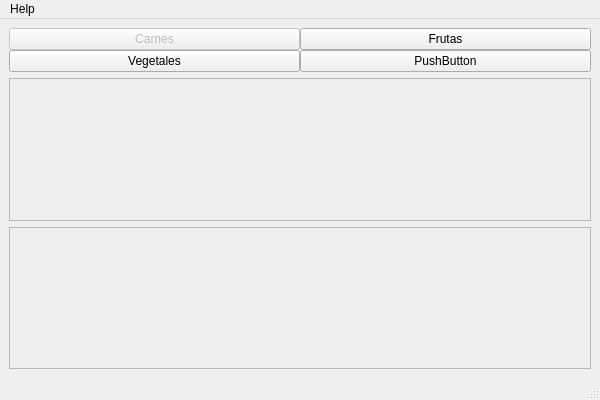
Old version of the form ui/vista_usuario.ui in the repository RyanG300/tarea-leanguajes-3.
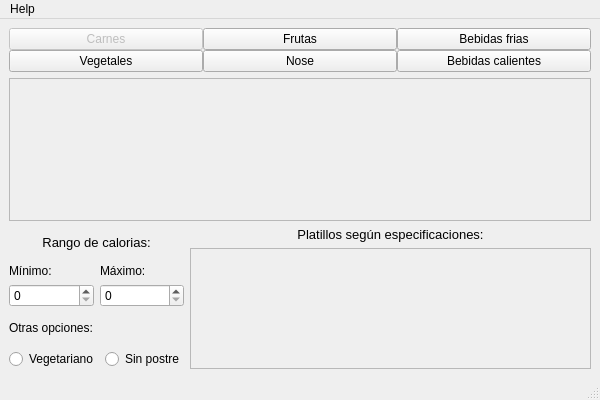
New version of the form.

What changed in the file:
```diff
--- a/ui/vista_usuario.ui
+++ b/ui/vista_usuario.ui
@@ -20,24 +20,10 @@
       <property name="spacing">
        <number>0</number>
       </property>
-      <item row="1" column="0">
-       <widget class="QPushButton" name="vegetalesButton">
-        <property name="text">
-         <string>Vegetales</string>
-        </property>
-       </widget>
-      </item>
-      <item row="0" column="1">
-       <widget class="QPushButton" name="frutasButton">
-        <property name="text">
-         <string>Frutas</string>
-        </property>
-       </widget>
-      </item>
       <item row="1" column="1">
        <widget class="QPushButton" name="pushButton">
         <property name="text">
-         <string>PushButton</string>
+         <string>Nose</string>
         </property>
        </widget>
       </item>
@@ -51,6 +37,34 @@
         </property>
        </widget>
       </item>
+      <item row="1" column="0">
+       <widget class="QPushButton" name="vegetalesButton">
+        <property name="text">
+         <string>Vegetales</string>
+        </property>
+       </widget>
+      </item>
+      <item row="0" column="1">
+       <widget class="QPushButton" name="frutasButton">
+        <property name="text">
+         <string>Frutas</string>
+        </property>
+       </widget>
+      </item>
+      <item row="0" column="2">
+       <widget class="QPushButton" name="bebidasFriasButton">
+        <property name="text">
+         <string>Bebidas frias</string>
+        </property>
+       </widget>
+      </item>
+      <item row="1" column="2">
+       <widget class="QPushButton" name="bebidasCalientesButton">
+        <property name="text">
+         <string>Bebidas calientes</string>
+        </property>
+       </widget>
+      </item>
      </layout>
     </item>
     <item>
@@ -78,21 +92,116 @@
      </widget>
     </item>
     <item>
-     <widget class="QScrollArea" name="scrollArea_2">
-      <property name="widgetResizable">
-       <bool>true</bool>
-      </property>
-      <widget class="QWidget" name="scrollAreaWidgetContents_2">
-       <property name="geometry">
-        <rect>
-         <x>0</x>
-         <y>0</y>
-         <width>580</width>
-         <height>138</height>
-        </rect>
-       </property>
-      </widget>
-     </widget>
+     <layout class="QHBoxLayout" name="horizontalLayout_2">
+      <item>
+       <layout class="QVBoxLayout" name="verticalLayout_5">
+        <item>
+         <widget class="QLabel" name="label">
+          <property name="font">
+           <font>
+            <pointsize>10</pointsize>
+           </font>
+          </property>
+          <property name="text">
+           <string>Rango de calorias:</string>
+          </property>
+          <property name="alignment">
+           <set>Qt::AlignCenter</set>
+          </property>
+         </widget>
+        </item>
+        <item>
+         <layout class="QGridLayout" name="gridLayout_2">
+          <item row="1" column="1">
+           <widget class="QSpinBox" name="maxSpinBox"/>
+          </item>
+          <item row="1" column="0">
+           <widget class="QSpinBox" name="minSpinBox"/>
+          </item>
+          <item row="0" column="0">
+           <widget class="QLabel" name="label_4">
+            <property name="text">
+             <string>Mínimo:</string>
+            </property>
+           </widget>
+          </item>
+          <item row="0" column="1">
+           <widget class="QLabel" name="label_5">
+            <property name="text">
+             <string>Máximo:</string>
+            </property>
+           </widget>
+          </item>
+         </layout>
+        </item>
+        <item>
+         <widget class="QLabel" name="label_2">
+          <property name="text">
+           <string>Otras opciones:</string>
+          </property>
+         </widget>
+        </item>
+        <item>
+         <layout class="QHBoxLayout" name="horizontalLayout_4">
+          <item>
+           <widget class="QRadioButton" name="vegetarianoRadioButton">
+            <property name="text">
+             <string>Vegetariano</string>
+            </property>
+           </widget>
+          </item>
+          <item>
+           <widget class="QRadioButton" name="sinPostreRadioButton">
+            <property name="text">
+             <string>Sin postre</string>
+            </property>
+           </widget>
+          </item>
+         </layout>
+        </item>
+       </layout>
+      </item>
+      <item>
+       <layout class="QVBoxLayout" name="verticalLayout_4">
+        <item>
+         <widget class="QLabel" name="label_3">
+          <property name="font">
+           <font>
+            <pointsize>10</pointsize>
+            <weight>50</weight>
+            <italic>false</italic>
+            <bold>false</bold>
+            <underline>false</underline>
+           </font>
+          </property>
+          <property name="text">
+           <string>Platillos según especificaciones:</string>
+          </property>
+          <property name="alignment">
+           <set>Qt::AlignCenter</set>
+          </property>
+         </widget>
+        </item>
+        <item>
+         <widget class="QScrollArea" name="scrollAreaPlatillos">
+          <property name="widgetResizable">
+           <bool>true</bool>
+          </property>
+          <widget class="QWidget" name="scrollAreaWidgetContents_4">
+           <property name="geometry">
+            <rect>
+             <x>0</x>
+             <y>0</y>
+             <width>408</width>
+             <height>112</height>
+            </rect>
+           </property>
+          </widget>
+         </widget>
+        </item>
+       </layout>
+      </item>
+     </layout>
     </item>
    </layout>
   </widget>
@@ -122,7 +231,7 @@
   </action>
   <action name="actionSalir">
    <property name="text">
-    <string>Salir de sesión</string>
+    <string>Cerrar sesión</string>
    </property>
   </action>
  </widget>
```
